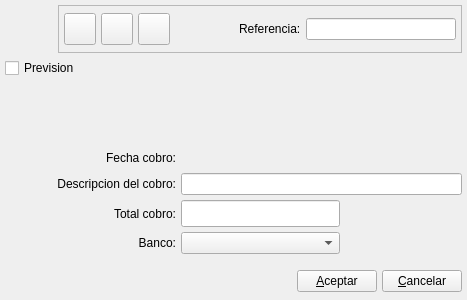
The window that bulmages/bulmafact/src/cobrobase.ui (eboladev/Bulmages-1) describes before a commit, drawn with Qt 5.
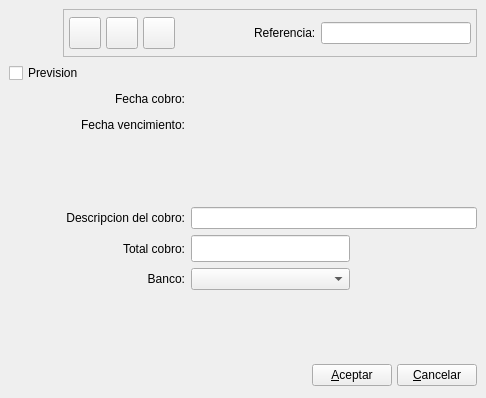
The same window after the commit. Icons and pictures are not drawn. Custom widgets are drawn as their Qt base class.

Commit message: Agrego el campo fecha de vencimiento a los cobros

The edit to the form file:
```diff
--- a/bulmages/bulmafact/src/cobrobase.ui
+++ b/bulmages/bulmafact/src/cobrobase.ui
@@ -6,8 +6,8 @@
    <rect>
     <x>0</x>
     <y>0</y>
-    <width>467</width>
-    <height>300</height>
+    <width>486</width>
+    <height>398</height>
    </rect>
   </property>
   <property name="windowTitle" >
@@ -18,10 +18,10 @@
   </property>
   <layout class="QGridLayout" >
    <property name="margin" >
-    <number>5</number>
+    <number>9</number>
    </property>
    <property name="spacing" >
-    <number>5</number>
+    <number>6</number>
    </property>
    <item row="0" column="1" colspan="3" >
     <widget class="QFrame" name="frame" >
@@ -215,24 +215,6 @@
      </property>
     </widget>
    </item>
-   <item row="2" column="0" colspan="4" >
-    <widget class="BusquedaCliente" native="1" name="mui_cliente" >
-     <property name="sizePolicy" >
-      <sizepolicy>
-       <hsizetype>7</hsizetype>
-       <vsizetype>5</vsizetype>
-       <horstretch>0</horstretch>
-       <verstretch>0</verstretch>
-      </sizepolicy>
-     </property>
-     <property name="minimumSize" >
-      <size>
-       <width>0</width>
-       <height>60</height>
-      </size>
-     </property>
-    </widget>
-   </item>
    <item row="1" column="0" colspan="4" >
     <widget class="QCheckBox" name="mui_previsioncobro" >
      <property name="sizePolicy" >
@@ -248,23 +230,7 @@
      </property>
     </widget>
    </item>
-   <item row="3" column="3" >
-    <spacer>
-     <property name="orientation" >
-      <enum>Qt::Horizontal</enum>
-     </property>
-     <property name="sizeType" >
-      <enum>QSizePolicy::Preferred</enum>
-     </property>
-     <property name="sizeHint" >
-      <size>
-       <width>20</width>
-       <height>20</height>
-      </size>
-     </property>
-    </spacer>
-   </item>
-   <item row="4" column="0" colspan="2" >
+   <item row="5" column="0" colspan="2" >
     <widget class="QLabel" name="textLabel1_2_2_3_2" >
      <property name="text" >
       <string>Descripcion del cobro:</string>
@@ -277,19 +243,7 @@
      </property>
     </widget>
    </item>
-   <item row="4" column="2" colspan="2" >
-    <widget class="QLineEdit" name="mui_comentcobro" >
-     <property name="sizePolicy" >
-      <sizepolicy>
-       <hsizetype>5</hsizetype>
-       <vsizetype>0</vsizetype>
-       <horstretch>0</horstretch>
-       <verstretch>0</verstretch>
-      </sizepolicy>
-     </property>
-    </widget>
-   </item>
-   <item row="8" column="0" colspan="4" >
+   <item row="9" column="0" colspan="4" >
     <layout class="QHBoxLayout" >
      <property name="margin" >
       <number>0</number>
@@ -329,7 +283,7 @@
      </item>
     </layout>
    </item>
-   <item row="5" column="2" >
+   <item row="6" column="2" >
     <widget class="QLineEdit" name="mui_cantcobro" >
      <property name="enabled" >
       <bool>true</bool>
@@ -363,7 +317,7 @@
      </property>
     </widget>
    </item>
-   <item row="5" column="3" >
+   <item row="6" column="3" >
     <spacer>
      <property name="orientation" >
       <enum>Qt::Horizontal</enum>
@@ -379,23 +333,10 @@
      </property>
     </spacer>
    </item>
-   <item row="7" column="0" colspan="4" >
-    <spacer>
-     <property name="orientation" >
-      <enum>Qt::Vertical</enum>
-     </property>
-     <property name="sizeHint" >
-      <size>
-       <width>449</width>
-       <height>31</height>
-      </size>
-     </property>
-    </spacer>
-   </item>
-   <item row="6" column="2" >
+   <item row="7" column="2" >
     <widget class="BusquedaBanco" name="mui_idbanco" />
    </item>
-   <item row="5" column="0" colspan="2" >
+   <item row="6" column="0" colspan="2" >
     <widget class="QLabel" name="textLabel1_4_4" >
      <property name="text" >
       <string>Total cobro:</string>
@@ -408,7 +349,7 @@
      </property>
     </widget>
    </item>
-   <item row="6" column="0" colspan="2" >
+   <item row="7" column="0" colspan="2" >
     <widget class="QLabel" name="textLabel1_4_5" >
      <property name="text" >
       <string>Banco:</string>
@@ -421,7 +362,32 @@
      </property>
     </widget>
    </item>
-   <item row="3" column="0" colspan="2" >
+   <item row="8" column="0" colspan="4" >
+    <spacer>
+     <property name="orientation" >
+      <enum>Qt::Vertical</enum>
+     </property>
+     <property name="sizeHint" >
+      <size>
+       <width>457</width>
+       <height>81</height>
+      </size>
+     </property>
+    </spacer>
+   </item>
+   <item row="5" column="2" colspan="2" >
+    <widget class="QLineEdit" name="mui_comentcobro" >
+     <property name="sizePolicy" >
+      <sizepolicy>
+       <hsizetype>5</hsizetype>
+       <vsizetype>0</vsizetype>
+       <horstretch>0</horstretch>
+       <verstretch>0</verstretch>
+      </sizepolicy>
+     </property>
+    </widget>
+   </item>
+   <item row="2" column="0" colspan="2" >
     <widget class="QLabel" name="textLabel1_2_3" >
      <property name="text" >
       <string>Fecha cobro:</string>
@@ -431,7 +397,7 @@
      </property>
     </widget>
    </item>
-   <item row="3" column="2" >
+   <item row="2" column="2" >
     <widget class="BusquedaFecha" native="1" name="mui_fechacobro" >
      <property name="sizePolicy" >
       <sizepolicy>
@@ -449,20 +415,88 @@
      </property>
     </widget>
    </item>
+   <item row="2" column="3" >
+    <spacer>
+     <property name="orientation" >
+      <enum>Qt::Horizontal</enum>
+     </property>
+     <property name="sizeType" >
+      <enum>QSizePolicy::Preferred</enum>
+     </property>
+     <property name="sizeHint" >
+      <size>
+       <width>20</width>
+       <height>20</height>
+      </size>
+     </property>
+    </spacer>
+   </item>
+   <item row="3" column="3" >
+    <spacer>
+     <property name="orientation" >
+      <enum>Qt::Horizontal</enum>
+     </property>
+     <property name="sizeType" >
+      <enum>QSizePolicy::Preferred</enum>
+     </property>
+     <property name="sizeHint" >
+      <size>
+       <width>20</width>
+       <height>20</height>
+      </size>
+     </property>
+    </spacer>
+   </item>
+   <item row="4" column="0" colspan="4" >
+    <widget class="BusquedaCliente" native="1" name="mui_cliente" >
+     <property name="sizePolicy" >
+      <sizepolicy>
+       <hsizetype>7</hsizetype>
+       <vsizetype>5</vsizetype>
+       <horstretch>0</horstretch>
+       <verstretch>0</verstretch>
+      </sizepolicy>
+     </property>
+     <property name="minimumSize" >
+      <size>
+       <width>0</width>
+       <height>60</height>
+      </size>
+     </property>
+    </widget>
+   </item>
+   <item row="3" column="0" colspan="2" >
+    <widget class="QLabel" name="textLabel1_2_4" >
+     <property name="text" >
+      <string>Fecha vencimiento:</string>
+     </property>
+     <property name="alignment" >
+      <set>Qt::AlignRight|Qt::AlignTrailing|Qt::AlignVCenter</set>
+     </property>
+    </widget>
+   </item>
+   <item row="3" column="2" >
+    <widget class="BusquedaFecha" native="1" name="mui_fechavenccobro" >
+     <property name="sizePolicy" >
+      <sizepolicy>
+       <hsizetype>5</hsizetype>
+       <vsizetype>5</vsizetype>
+       <horstretch>0</horstretch>
+       <verstretch>0</verstretch>
+      </sizepolicy>
+     </property>
+     <property name="minimumSize" >
+      <size>
+       <width>150</width>
+       <height>0</height>
+      </size>
+     </property>
+    </widget>
+   </item>
   </layout>
  </widget>
  <layoutdefault spacing="4" margin="3" />
  <customwidgets>
-  <customwidget>
-   <class>BusquedaCliente</class>
-   <extends>QWidget</extends>
-   <header>busquedacliente.h</header>
-  </customwidget>
-  <customwidget>
-   <class>BusquedaBanco</class>
-   <extends>QComboBox</extends>
-   <header>busquedabanco.h</header>
-  </customwidget>
   <customwidget>
    <class>BusquedaReferencia</class>
    <extends>QLineEdit</extends>
@@ -473,6 +507,16 @@
    <extends>QWidget</extends>
    <header>../../../bulmalib/busquedafecha.h</header>
   </customwidget>
+  <customwidget>
+   <class>BusquedaCliente</class>
+   <extends>QWidget</extends>
+   <header>busquedacliente.h</header>
+  </customwidget>
+  <customwidget>
+   <class>BusquedaBanco</class>
+   <extends>QComboBox</extends>
+   <header>busquedabanco.h</header>
+  </customwidget>
  </customwidgets>
  <resources>
   <include location="../../bulmages.qrc" />
```
The commit also changes 6 other files.
